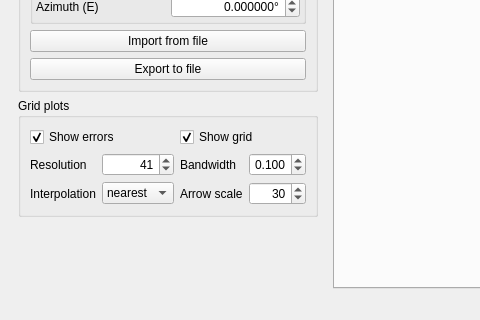
First picture: the form in ui/main.ui, repository AMOS-uniba/vasco, before the edit; both pictures show x 0 to 480 and y 599 to 919 of the 1176 by 919 pixel window.
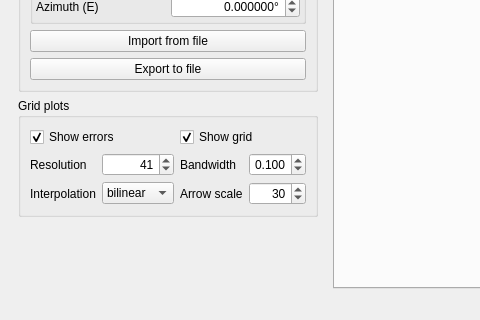
Second picture: the form after the edit.

What changed in the file:
```diff
--- a/ui/main.ui
+++ b/ui/main.ui
@@ -671,6 +671,9 @@
           </item>
           <item row="9" column="3">
            <widget class="QComboBox" name="cb_interpolation">
+            <property name="currentIndex">
+             <number>1</number>
+            </property>
             <item>
              <property name="text">
               <string>nearest</string>
```
